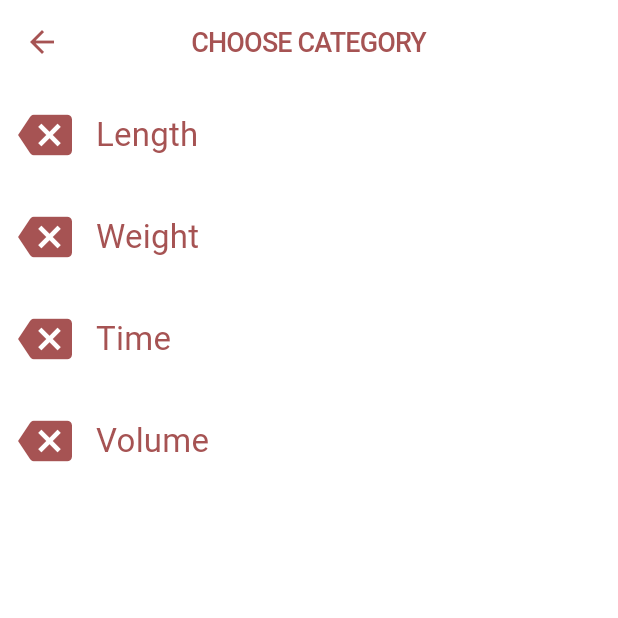
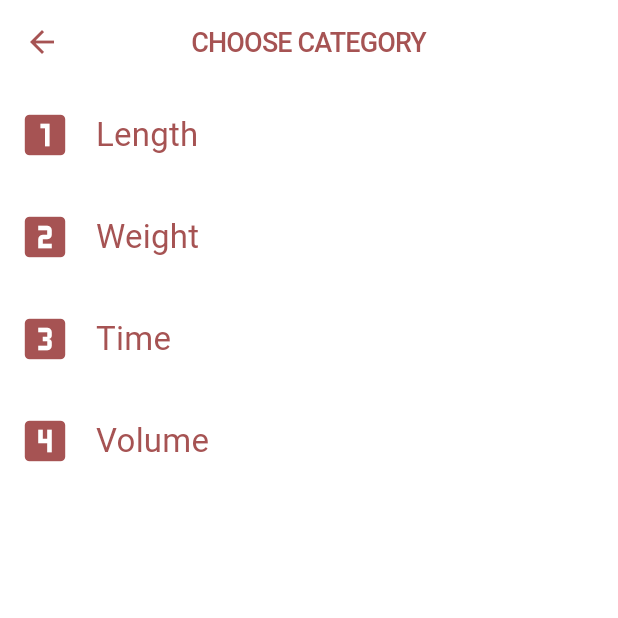
Before and after one commit to gotoinc/flutter_unit_converter, a Flutter app: the screen it shows after launch, after a tap on the "menu" icon, on a phone screen of 412 x 824 dp, the top half of it. Run offline on Flutter 3.47's test engine with Material 2 defaults, Android fonts, the phone set to English and light mode, and no system bars.

Commit message:
Added correct unit converter behavior

```diff
--- a/lib/data/model/data.dart
+++ b/lib/data/model/data.dart
@@ -11,10 +11,11 @@ class Unit {
 }
 
 class Designation {
-  const Designation(this.id, this.title);
+  const Designation(this.id, this.title, this.conversion);
 
   final int id;
   final String title;
+  final Map<String, Function> conversion;
 
   @override
   String toString() {
@@ -25,31 +26,24 @@ class Designation {
 List<Unit> getUnits() {
   List<Unit> units = List();
   List<Designation> lengthDesignations = List();
-  lengthDesignations.add(Designation(1, "cm"));
-  lengthDesignations.add(Designation(2, "m"));
-  lengthDesignations.add(Designation(3, "km"));
+  lengthDesignations.add(Designation(1, 'cm', {'cm': ((cm) => cm), 'm': ((cm) => cm / 100), 'km': ((cm) => cm / 100 / 1000)}));
+  lengthDesignations.add(Designation(2, 'm', {'cm': ((m) => m * 100), 'm': ((m) => m), 'km': ((m) => m / 1000)}));
+  lengthDesignations.add(Designation(3, 'km', {'cm': ((km) => km * 1000 * 100), 'm': ((km) => km * 1000), 'km': ((km) => km)}));
   List<Designation> weightDesignations = List();
-  weightDesignations.add(Designation(1, "gr"));
-  weightDesignations.add(Designation(2, "kg"));
-  weightDesignations.add(Designation(3, "cwt"));
+  weightDesignations.add(Designation(1, 'gr', {'gr': ((gr) => gr), 'kg': ((gr) => gr / 1000), 'cwt': ((cwt) => cwt / 1000 / 100)}));
+  weightDesignations.add(Designation(2, 'kg', {'gr': ((kg) => kg * 1000), 'kg': ((kg) => kg), 'cwt': ((kg) => kg / 100)}));
+  weightDesignations.add(Designation(3, 'cwt', {'gr': ((cwt) => cwt * 1000 * 100), 'kg': ((cwt) => cwt / 100), 'cwt': ((cwt) => cwt)}));
   List<Designation> timeDesignations = List();
-  timeDesignations.add(Designation(1, "sec"));
-  timeDesignations.add(Designation(2, "min"));
-  timeDesignations.add(Designation(3, "h"));
+  timeDesignations.add(Designation(1, 'sec', {'sec': ((sec) => sec), 'min': ((sec) => sec / 60), 'h': ((sec) => sec / 60 / 60)}));
+  timeDesignations.add(Designation(2, 'min', {'sec': ((min) => min * 60), 'min': ((min) => min), 'h': ((min) => min / 60)}));
+  timeDesignations.add(Designation(3, 'h', {'sec': ((h) => h * 60 * 60), 'min': ((h) => h * 60), 'h': ((h) => h)}));
   List<Designation> volumeDesignations = List();
-  volumeDesignations.add(Designation(1, "ml"));
-  volumeDesignations.add(Designation(2, "L"));
-  units.add(Unit(1, "Length", Colors.blue, Icons.looks_one, lengthDesignations));
-  units.add(Unit(2, "Weight", Colors.blue, Icons.looks_two, weightDesignations));
-  units.add(Unit(3, "Time", Colors.blue, Icons.looks_3, timeDesignations));
-  units.add(Unit(4, "Volume", Colors.blue, Icons.looks_4, volumeDesignations));
+  volumeDesignations.add(Designation(1, 'ml', {'ml': ((ml) => ml), 'L': ((ml) => ml / 1000)}));
+  volumeDesignations.add(Designation(2, 'L', {'ml': ((l) => l * 1000), 'L': ((l) => l)}));
+  units.add(Unit(1, 'Length', Colors.blue, Icons.looks_one, lengthDesignations));
+  units.add(Unit(2, 'Weight', Colors.blue, Icons.looks_two, weightDesignations));
+  units.add(Unit(3, 'Time', Colors.blue, Icons.looks_3, timeDesignations));
+  units.add(Unit(4, 'Volume', Colors.blue, Icons.looks_4, volumeDesignations));
 
   return units;
 }
-
-num from_cm_to_m(num cm) => (cm / 100);
-num from_m_to_cm(num m) => m * 100;
-num from_m_to_km(num m) => m / 1000;
-num from_km_to_m(num km) => km * 1000;
-num from_cm_to_km(num cm) => (from_m_to_km(from_cm_to_m(cm)));
-num from_km_to_cm(num km) => (from_km_to_m(from_m_to_cm(km)));
--- a/lib/widget/converter.dart
+++ b/lib/widget/converter.dart
@@ -5,28 +5,48 @@ import 'package:unit_converter/style/consts/dimensions.dart' as Dimens;
 import 'package:unit_converter/widget/input_section.dart';
 
 List<Designation> _designations;
+Designation inputDesignation;
+Designation outputDesignation;
+
+calculateResult(bool isInput, num inputtedValue) {
+  if(inputtedValue == 0)
+    return '';
+  String result = '';
+  isInput ? inputDesignation.conversion.forEach((key, f) => key == outputDesignation.title ? result = f(inputtedValue).toStringAsFixed(2) : '')
+      : outputDesignation.conversion.forEach((key, f) => key == inputDesignation.title ? result = f(inputtedValue).toStringAsFixed(2) : '');
+  return result;
+}
+
 class UnitConverterGroup extends StatelessWidget {
   InputSection inputWidget;
   InputSection outputWidget;
 
   UnitConverterGroup(List<Designation> data) {
     _designations = data;
-    print("Designation11: " + _designations.elementAt(0).toString());
-    inputWidget = InputSection(true, _designations, (newText, inInput) {
-        print('Input: $newText');
-        outputWidget.setTextToTextField(from_m_to_cm(num.parse(newText)).toStringAsFixed(2));
-    });
-    outputWidget = InputSection(false, _designations, (newText, inInput) {
-        print('Output: $newText');
-        inputWidget.setTextToTextField(from_cm_to_m(num.parse(newText)).toStringAsFixed(2));
-    });
+    inputDesignation = _designations.elementAt(0);
+    outputDesignation = _designations.elementAt(1);
+    inputWidget = InputSection((newText) {
+      outputWidget.setTextToTextField(calculateResult(true, num.parse(newText)));
+    }, (d, currentText, refresh) {
+      print('Input designation: $currentText - ${d.title}');
+      inputDesignation = d;
+      if(outputWidget != null && refresh)
+        outputWidget.setTextToTextField(calculateResult(true, num.parse(currentText)));
+    }, _designations, inputDesignation);
+    outputWidget = InputSection((newText) {
+      inputWidget.setTextToTextField(calculateResult(false, num.parse(newText)));
+    }, (d, currentText, refresh) {
+      print('Output designation: $currentText - ${d.title}');
+      outputDesignation = d;
+      if(refresh)
+        inputWidget.setTextToTextField(calculateResult(false, num.parse(currentText)));
+    }, _designations, outputDesignation);
   }
 
   void setData(List<Designation> data) {
     _designations = data;
-    print("Designation12: " + _designations.elementAt(0).toString());
-    inputWidget.setData(data);
-    outputWidget.setData(data);
+    inputWidget.setData(data, data.elementAt(0), true);
+    outputWidget.setData(data, data.elementAt(1), false);
   }
 
   @override
--- a/lib/widget/dropdown_border.dart
+++ /dev/null
@@ -1,84 +0,0 @@
-import 'package:flutter/material.dart';
-import 'package:unit_converter/data/model/data.dart';
-import 'package:unit_converter/style/consts/dimensions.dart' as Dimens;
-import 'package:unit_converter/style/style.dart' as Style;
-
-List<Designation> _designations;
-Designation _selectedDesignation;
-class DropdownBorder extends StatefulWidget {
-  _DropdownBorderState _state;
-
-  final Color borderColor;
-  final double width;
-  final double radius;
-
-  DropdownBorder({this.borderColor, this.width, this.radius, @required List<Designation> data}) {
-    _designations = data;
-    print("Designation31: " + _designations.elementAt(0).toString());
-    _state = _DropdownBorderState(borderColor, width, radius);
-    _selectedDesignation = _designations.elementAt(0);
-  }
-
-  void setData(List<Designation> data) {
-    _designations = data;
-    print("Designation32: " + _designations.elementAt(0).toString());
-    _state._update(_designations.elementAt(0));
-    _selectedDesignation = _designations.elementAt(0);
-  }
-
-  @override
-  State<StatefulWidget> createState() {
-    return _state;
-  }
-}
-
-class _DropdownBorderState extends State<DropdownBorder> {
-  final Color borderColor;
-  final double width;
-  final double radius;
-
-  _DropdownBorderState(this.borderColor, this.width, this.radius);
-
-  void _update(Designation d) {
-    setState(() {
-      _selectedDesignation = d;
-    });
-  }
-
-  @override
-  Widget build(BuildContext context) {
-    return Container(
-        decoration: _get(borderColor, width, radius),
-        child: DropdownButtonHideUnderline(
-            child: ButtonTheme(
-                alignedDropdown: true,
-                child: DropdownButton<Designation>(
-                    style: Style.defaultTextStyle(),
-                    value: _selectedDesignation,
-                    items: _designations.map((Designation d) {
-                      return DropdownMenuItem<Designation>(
-                          value: d,
-                          child: Container(
-                              child: Text(
-                                d.title,
-                            softWrap: true,
-                          )));
-                    }).toList(),
-                    isDense: false,
-                    isExpanded: true,
-                    onChanged: (Designation d) {
-                      _update(d);
-                    },
-                    elevation: Dimens.dropDownUnitElevation,
-                    iconSize: Dimens.icDropDownSize))));
-  }
-
-  BoxDecoration _get(Color borderColor, double width, double radius) {
-    return BoxDecoration(
-        border: Border.all(
-          color: borderColor,
-          width: width,
-        ),
-        borderRadius: BorderRadius.all(Radius.circular(radius)));
-  }
-}
--- a/lib/widget/input_section.dart
+++ b/lib/widget/input_section.dart
@@ -3,31 +3,28 @@ import 'package:unit_converter/data/model/data.dart';
 import 'package:unit_converter/style/consts/colors.dart' as Colors;
 import 'package:unit_converter/style/consts/dimensions.dart' as Dimens;
 import 'package:unit_converter/style/style.dart' as Style;
-import 'package:unit_converter/widget/dropdown_border.dart';
 
 List<Designation> _designations;
+
 class InputSection extends StatelessWidget {
   DropdownBorder dropdownWidget;
-  Function(String, bool) inputEvent;
+  final Function(String) _inputEvent;
+  final Function(Designation, String, bool) _selectEvent;
 
-  final bool isInput;
   final _textController = TextEditingController();
-  var lastInputtedNumber = "";
+  var lastInputtedNumber = '0';
 
-  InputSection(this.isInput, List<Designation> data, this.inputEvent) {
+  InputSection(this._inputEvent, this._selectEvent, List<Designation> data, Designation selected) {
     _designations = data;
-    print("Designation21: " + _designations.elementAt(0).toString());
-    dropdownWidget = DropdownBorder(
-        borderColor: Colors.textColor,
-        width: Dimens.borderWidthDefault,
-        radius: Dimens.inputFieldRadius,
-        data: _designations);
+    dropdownWidget = DropdownBorder(Colors.textColor, Dimens.borderWidthDefault, Dimens.inputFieldRadius
+        , (designation, refresh) => _selectEvent(designation, getInputtedText().isEmpty ? '0' : getInputtedText(), refresh)
+        , selected);
+    print('Create section. Where dropdown widget has ${dropdownWidget.hashCode} hash code');
   }
 
-  void setData(List<Designation> data) {
+  void setData(List<Designation> data, Designation selected, bool refresh) {
     _designations = data;
-    print("Designation22: " + _designations.elementAt(0).toString());
-    dropdownWidget.setData(data);
+    dropdownWidget.setData(data, selected, refresh);
   }
 
   String getInputtedText() {
@@ -35,7 +32,6 @@ class InputSection extends StatelessWidget {
   }
 
   void setTextToTextField(String newText) {
-    print('Set text to $isInput => $newText');
     _textController.text = newText;
     _textController.selection = TextSelection.collapsed(offset: newText.length);
   }
@@ -54,15 +50,15 @@ class InputSection extends StatelessWidget {
                 controller: _textController,
                 onChanged: (s) {
                   if(s.isEmpty) {
-                    lastInputtedNumber = '';
-                    inputEvent('0', isInput);
+                    lastInputtedNumber = '0';
+                    _inputEvent(lastInputtedNumber);
                     return;
                   }
 
                   if (!_isNumber(s)) setTextToTextField(lastInputtedNumber);
                   else {
                     lastInputtedNumber = s;
-                    inputEvent(s, isInput);
+                    _inputEvent(s);
                   }
                 },
                 decoration: InputDecoration(
@@ -93,3 +89,85 @@ class InputSection extends StatelessWidget {
     return double.tryParse(s) == null ? false : true;
   }
 }
+
+class DropdownBorder extends StatefulWidget {
+  final Color borderColor;
+  final double width;
+  final double radius;
+  final Function(Designation, bool) _selectEvent;
+  Designation _selectedDesignation;
+
+  _DropdownBorderState _state;
+
+  DropdownBorder(this.borderColor, this.width, this.radius, this._selectEvent, this._selectedDesignation) {
+    _state = _DropdownBorderState(borderColor, width, radius, _selectEvent, _selectedDesignation);
+    _selectEvent(_selectedDesignation, true);
+  }
+
+  void setData(List<Designation> data, Designation selected, bool refresh) {
+    _designations = data;
+    _selectedDesignation = selected;
+    _state._update(_selectedDesignation);
+    _selectEvent(_selectedDesignation, refresh);
+  }
+
+  @override
+  State<StatefulWidget> createState() {
+    return _state;
+  }
+}
+
+class _DropdownBorderState extends State<DropdownBorder> {
+  final Color borderColor;
+  final double width;
+  final double radius;
+  final Function(Designation, bool) _selectEvent;
+  Designation _selectedDesignation;
+
+  _DropdownBorderState(this.borderColor, this.width, this.radius, this._selectEvent, this._selectedDesignation);
+
+  void _update(Designation d) {
+    setState(() {
+      _selectedDesignation = d;
+    });
+  }
+
+  @override
+  Widget build(BuildContext context) {
+    return Container(
+        decoration: _get(borderColor, width, radius),
+        child: DropdownButtonHideUnderline(
+            child: ButtonTheme(
+                alignedDropdown: true,
+                child: DropdownButton<Designation>(
+                    style: Style.defaultTextStyle(),
+                    value: _selectedDesignation,
+                    items: _designations.map((Designation d) {
+                      return DropdownMenuItem<Designation>(
+                          value: d,
+                          child: Container(
+                              child: Text(
+                                d.title,
+                                softWrap: true,
+                              )));
+                    }).toList(),
+                    isDense: false,
+                    isExpanded: true,
+                    onChanged: (Designation d) {
+                      print('Designation was changed');
+                      _selectEvent(d, true);
+                      _update(d);
+                    },
+                    elevation: Dimens.dropDownUnitElevation,
+                    iconSize: Dimens.icDropDownSize))));
+  }
+
+  BoxDecoration _get(Color borderColor, double width, double radius) {
+    return BoxDecoration(
+        border: Border.all(
+          color: borderColor,
+          width: width,
+        ),
+        borderRadius: BorderRadius.all(Radius.circular(radius)));
+  }
+}
--- a/lib/widget/item_category.dart
+++ b/lib/widget/item_category.dart
@@ -26,7 +26,7 @@ class ItemCategory extends StatelessWidget {
                 child: Padding(
                     padding: EdgeInsets.all(Dimens.listItemPadding),
                     child: Row(children: <Widget>[
-                      Icon(Icons.backspace,
+                      Icon(unit.icon,
                           color: Colors.textColor, size: Dimens.icCategorySize),
                       Center(
                           child: Padding(
```
